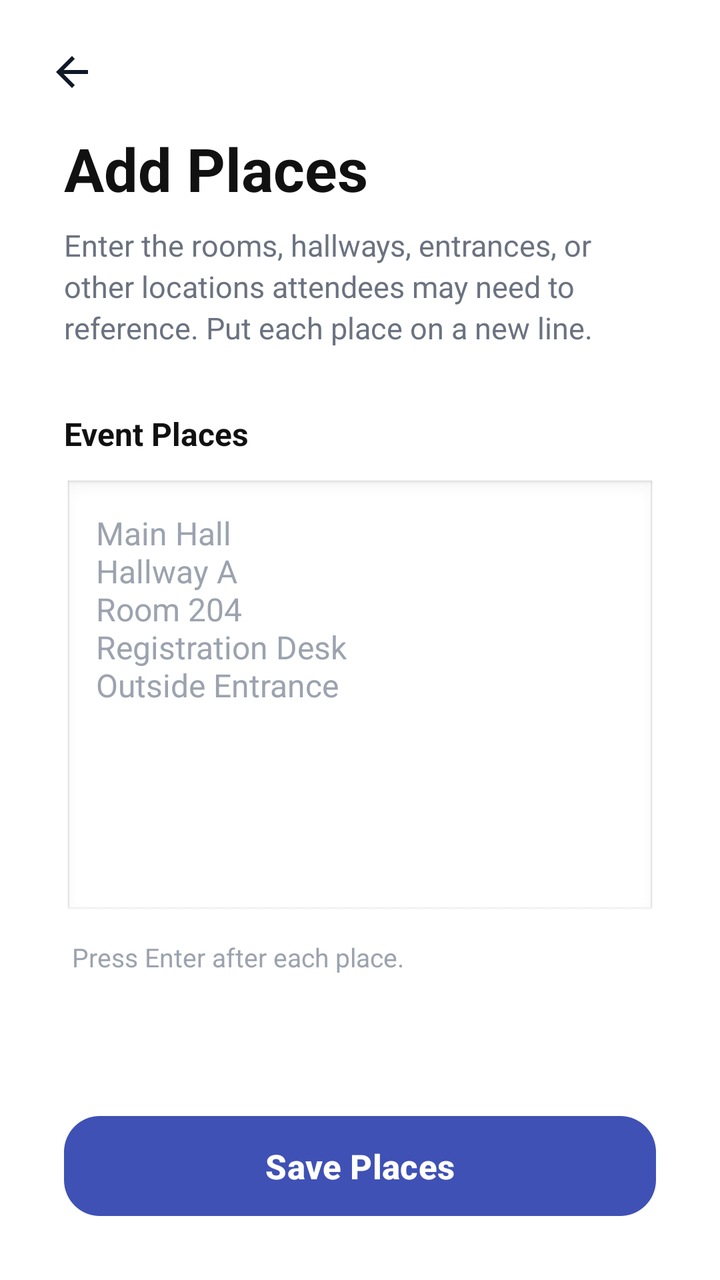
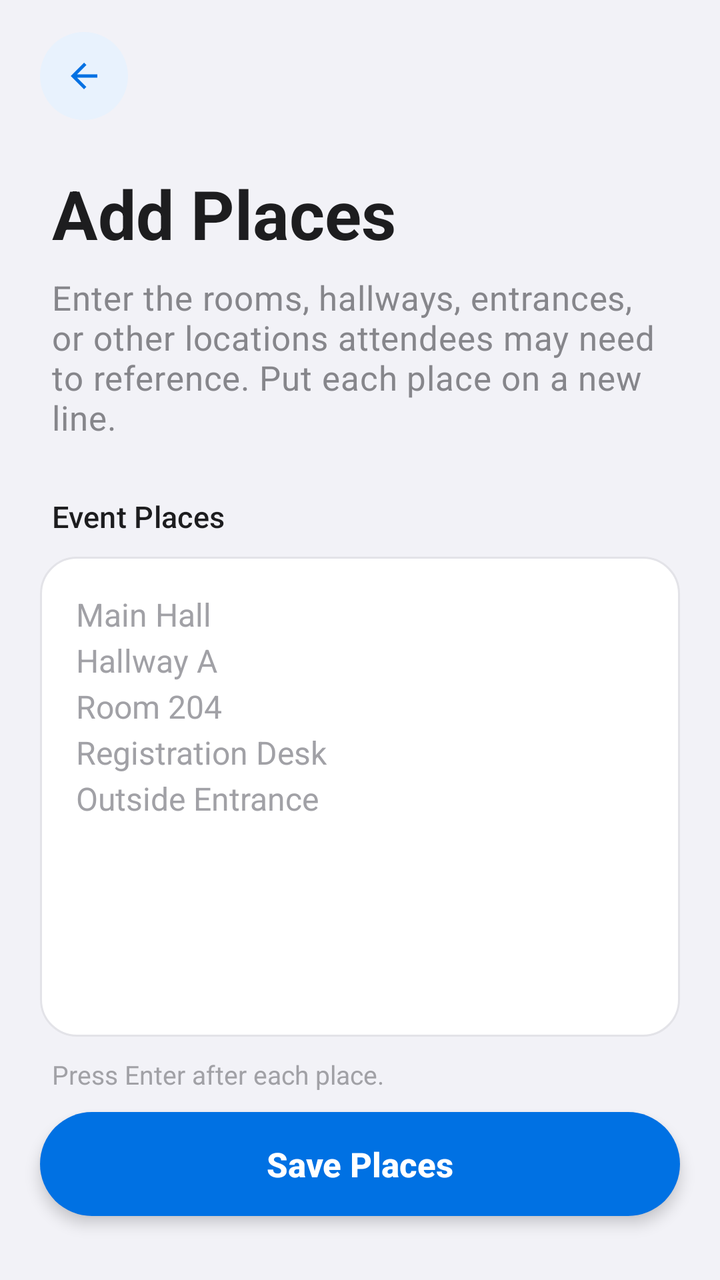

Screens rendered from an Android XML layout before and after an edit, with the pre-edit source and the edit as a unified diff.
<!-- AndroidManifest.xml: application theme Theme.FirstLink -->
<!-- res/layout/after_add_places_clicked.xml -->
<?xml version="1.0" encoding="utf-8"?>
<androidx.constraintlayout.widget.ConstraintLayout
    xmlns:android="http://schemas.android.com/apk/res/android"
    xmlns:app="http://schemas.android.com/apk/res-auto"
    xmlns:tools="http://schemas.android.com/tools"
    android:id="@+id/add_places_admin"
    android:layout_width="match_parent"
    android:layout_height="match_parent"
    android:background="#FFFFFF"
    tools:context=".MainActivity">

    <ImageButton
        android:id="@+id/back_button"
        android:layout_width="48dp"
        android:layout_height="48dp"
        android:layout_marginStart="12dp"
        android:layout_marginTop="12dp"
        android:background="?attr/selectableItemBackgroundBorderless"
        android:contentDescription="Back"
        android:src="@drawable/ic_back"
        app:layout_constraintStart_toStartOf="parent"
        app:layout_constraintTop_toTopOf="parent" />

    <TextView
        android:id="@+id/title"
        android:layout_width="wrap_content"
        android:layout_height="wrap_content"
        android:layout_marginStart="32dp"
        android:layout_marginTop="64dp"
        android:text="Add Places"
        android:textColor="#111111"
        android:textSize="30sp"
        android:textStyle="bold"
        app:layout_constraintStart_toStartOf="parent"
        app:layout_constraintTop_toTopOf="parent" />

    <TextView
        android:id="@+id/subtitle"
        android:layout_width="0dp"
        android:layout_height="wrap_content"
        android:layout_marginTop="8dp"
        android:layout_marginEnd="32dp"
        android:lineSpacingExtra="3dp"
        android:text="Enter the rooms, hallways, entrances, or other locations attendees may need to reference. Put each place on a new line."
        android:textColor="#6B7280"
        android:textSize="15sp"
        app:layout_constraintStart_toStartOf="@id/title"
        app:layout_constraintEnd_toEndOf="parent"
        app:layout_constraintTop_toBottomOf="@id/title" />

    <TextView
        android:id="@+id/places_label"
        android:layout_width="wrap_content"
        android:layout_height="wrap_content"
        android:layout_marginTop="32dp"
        android:text="Event Places"
        android:textColor="#111111"
        android:textSize="16sp"
        android:textStyle="bold"
        app:layout_constraintStart_toStartOf="@id/title"
        app:layout_constraintTop_toBottomOf="@id/subtitle" />

    <EditText
        android:id="@+id/places_added"
        android:layout_width="0dp"
        android:layout_height="220dp"
        android:layout_marginStart="32dp"
        android:layout_marginTop="12dp"
        android:layout_marginEnd="32dp"
        android:background="@android:drawable/edit_text"
        android:gravity="top|start"
        android:hint="Main Hall&#10;Hallway A&#10;Room 204&#10;Registration Desk&#10;Outside Entrance"
        android:inputType="textCapSentences|textMultiLine"
        android:padding="16dp"
        android:scrollbars="vertical"
        android:textColor="#111111"
        android:textColorHint="#9CA3AF"
        android:textSize="16sp"
        app:layout_constraintStart_toStartOf="parent"
        app:layout_constraintEnd_toEndOf="parent"
        app:layout_constraintTop_toBottomOf="@id/places_label" />

    <TextView
        android:id="@+id/helper_text"
        android:layout_width="0dp"
        android:layout_height="wrap_content"
        android:layout_marginStart="36dp"
        android:layout_marginTop="10dp"
        android:layout_marginEnd="36dp"
        android:text="Press Enter after each place."
        android:textColor="#9CA3AF"
        android:textSize="13sp"
        app:layout_constraintStart_toStartOf="parent"
        app:layout_constraintEnd_toEndOf="parent"
        app:layout_constraintTop_toBottomOf="@id/places_added" />

    <com.google.android.material.button.MaterialButton
        android:id="@+id/saveButton"
        android:layout_width="0dp"
        android:layout_height="58dp"
        android:layout_marginStart="32dp"
        android:layout_marginEnd="32dp"
        android:layout_marginBottom="28dp"
        android:text="Save Places"
        android:textAllCaps="false"
        android:textSize="17sp"
        android:textStyle="bold"
        app:backgroundTint="#3F51B5"
        app:cornerRadius="18dp"
        app:layout_constraintBottom_toBottomOf="parent"
        app:layout_constraintStart_toStartOf="parent"
        app:layout_constraintEnd_toEndOf="parent" />

</androidx.constraintlayout.widget.ConstraintLayout>
<!-- resources referenced by this layout -->
<resources>
  <style name="Base.Theme.FirstLink" parent="Theme.Material3.DayNight.NoActionBar">
          
          
      </style>
  <!-- unchanged entries left out for length: 2 -->
</resources>

<!-- the commit's change to res/layout/after_add_places_clicked.xml (unified diff, before → after) -->
@@ -6,109 +6,102 @@
     android:id="@+id/add_places_admin"
     android:layout_width="match_parent"
     android:layout_height="match_parent"
-    android:background="#FFFFFF"
-    tools:context=".MainActivity">
+    android:background="@color/surface">
 
     <ImageButton
         android:id="@+id/back_button"
-        android:layout_width="48dp"
-        android:layout_height="48dp"
-        android:layout_marginStart="12dp"
-        android:layout_marginTop="12dp"
-        android:background="?attr/selectableItemBackgroundBorderless"
+        style="@style/Widget.FirstLink.BackButton"
+        android:layout_width="44dp"
+        android:layout_height="44dp"
+        android:layout_marginStart="20dp"
+        android:layout_marginTop="16dp"
         android:contentDescription="Back"
         android:src="@drawable/ic_back"
         app:layout_constraintStart_toStartOf="parent"
         app:layout_constraintTop_toTopOf="parent" />
 
+    
     <TextView
         android:id="@+id/title"
+        style="@style/TextAppearance.FirstLink.PageTitle"
         android:layout_width="wrap_content"
         android:layout_height="wrap_content"
-        android:layout_marginStart="32dp"
-        android:layout_marginTop="64dp"
+        android:layout_marginStart="26dp"
+        android:layout_marginTop="24dp"
         android:text="Add Places"
-        android:textColor="#111111"
-        android:textSize="30sp"
-        android:textStyle="bold"
         app:layout_constraintStart_toStartOf="parent"
-        app:layout_constraintTop_toTopOf="parent" />
+        app:layout_constraintTop_toBottomOf="@id/back_button" />
 
     <TextView
         android:id="@+id/subtitle"
+        style="@style/TextAppearance.FirstLink.PageSubtitle"
         android:layout_width="0dp"
         android:layout_height="wrap_content"
         android:layout_marginTop="8dp"
-        android:layout_marginEnd="32dp"
-        android:lineSpacingExtra="3dp"
+        android:layout_marginEnd="26dp"
         android:text="Enter the rooms, hallways, entrances, or other locations attendees may need to reference. Put each place on a new line."
-        android:textColor="#6B7280"
-        android:textSize="15sp"
+        app:layout_constraintEnd_toEndOf="parent"
         app:layout_constraintStart_toStartOf="@id/title"
-        app:layout_constraintEnd_toEndOf="parent"
         app:layout_constraintTop_toBottomOf="@id/title" />
 
     <TextView
         android:id="@+id/places_label"
+        style="@style/TextAppearance.FirstLink.FieldLabel"
         android:layout_width="wrap_content"
         android:layout_height="wrap_content"
-        android:layout_marginTop="32dp"
+        android:layout_marginTop="28dp"
         android:text="Event Places"
-        android:textColor="#111111"
-        android:textSize="16sp"
-        android:textStyle="bold"
         app:layout_constraintStart_toStartOf="@id/title"
         app:layout_constraintTop_toBottomOf="@id/subtitle" />
 
     <EditText
         android:id="@+id/places_added"
         android:layout_width="0dp"
-        android:layout_height="220dp"
-        android:layout_marginStart="32dp"
-        android:layout_marginTop="12dp"
-        android:layout_marginEnd="32dp"
-        android:background="@android:drawable/edit_text"
+        android:layout_height="240dp"
+        android:layout_marginStart="20dp"
+        android:layout_marginTop="10dp"
+        android:layout_marginEnd="20dp"
+        android:background="@drawable/bg_input_field"
         android:gravity="top|start"
         android:hint="Main Hall&#10;Hallway A&#10;Room 204&#10;Registration Desk&#10;Outside Entrance"
         android:inputType="textCapSentences|textMultiLine"
-        android:padding="16dp"
+        android:lineSpacingExtra="4dp"
+        android:padding="18dp"
         android:scrollbars="vertical"
-        android:textColor="#111111"
-        android:textColorHint="#9CA3AF"
+        android:textColor="@color/text_primary"
+        android:textColorHint="@color/text_hint"
         android:textSize="16sp"
+        app:layout_constraintEnd_toEndOf="parent"
         app:layout_constraintStart_toStartOf="parent"
-        app:layout_constraintEnd_toEndOf="parent"
         app:layout_constraintTop_toBottomOf="@id/places_label" />
 
     <TextView
         android:id="@+id/helper_text"
         android:layout_width="0dp"
         android:layout_height="wrap_content"
-        android:layout_marginStart="36dp"
+        android:layout_marginStart="26dp"
         android:layout_marginTop="10dp"
-        android:layout_marginEnd="36dp"
+        android:layout_marginEnd="26dp"
         android:text="Press Enter after each place."
-        android:textColor="#9CA3AF"
+        android:textColor="@color/text_hint"
         android:textSize="13sp"
+        app:layout_constraintEnd_toEndOf="parent"
         app:layout_constraintStart_toStartOf="parent"
-        app:layout_constraintEnd_toEndOf="parent"
         app:layout_constraintTop_toBottomOf="@id/places_added" />
 
     <com.google.android.material.button.MaterialButton
         android:id="@+id/saveButton"
+        style="@style/Widget.FirstLink.Button.Primary"
         android:layout_width="0dp"
-        android:layout_height="58dp"
-        android:layout_marginStart="32dp"
-        android:layout_marginEnd="32dp"
+        android:layout_height="60dp"
+        android:layout_marginStart="20dp"
+        android:layout_marginEnd="20dp"
         android:layout_marginBottom="28dp"
         android:text="Save Places"
-        android:textAllCaps="false"
         android:textSize="17sp"
         android:textStyle="bold"
-        app:backgroundTint="#3F51B5"
-        app:cornerRadius="18dp"
         app:layout_constraintBottom_toBottomOf="parent"
-        app:layout_constraintStart_toStartOf="parent"
-        app:layout_constraintEnd_toEndOf="parent" />
+        app:layout_constraintEnd_toEndOf="parent"
+        app:layout_constraintStart_toStartOf="parent" />
 
 </androidx.constraintlayout.widget.ConstraintLayout>
<!-- resource entries referenced after the edit -->
@@ -1,9 +1,156 @@
 <!-- resources referenced by this layout -->
 <resources>
+  <color name="surface">#F2F2F7</color>
+  <color name="text_hint">#A1A1A6</color>
+  <color name="text_primary">#1D1D1F</color>
+  <!-- drawable bg_input_field (drawable) -->
+  <?xml version="1.0" encoding="utf-8"?>
+  <shape xmlns:android="http://schemas.android.com/apk/res/android"
+      android:shape="rectangle">
+      <corners android:radius="18dp" />
+      <solid android:color="@color/surface_alt" />
+      <stroke
+          android:width="1dp"
+          android:color="@color/border_light" />
+  </shape>
+  <style name="TextAppearance.FirstLink.FieldLabel" parent="TextAppearance.Material3.LabelLarge">
+          <item name="android:textSize">15sp</item>
+          <item name="android:fontFamily">sans-serif-medium</item>
+          <item name="android:textColor">@color/text_primary</item>
+      </style>
+  <style name="TextAppearance.FirstLink.PageSubtitle" parent="TextAppearance.Material3.BodyMedium">
+          <item name="android:textSize">17sp</item>
+          <item name="android:textColor">@color/text_secondary</item>
+          <item name="android:lineSpacingMultiplier">1.45</item>
+      </style>
+  <style name="TextAppearance.FirstLink.PageTitle" parent="TextAppearance.Material3.HeadlineSmall">
+          <item name="android:textSize">34sp</item>
+          <item name="android:textStyle">bold</item>
+          <item name="android:textColor">@color/text_primary</item>
+          <item name="android:lineSpacingMultiplier">1.1</item>
+      </style>
+  <style name="Widget.FirstLink.BackButton" parent="">
+          <item name="android:background">@drawable/bg_circle_brand_soft</item>
+          <item name="android:foreground">?attr/selectableItemBackgroundBorderless</item>
+          <item name="android:padding">12dp</item>
+          <item name="android:scaleType">fitCenter</item>
+          <item name="android:tint">@color/brand_primary</item>
+      </style>
+  <style name="Widget.FirstLink.Button.Primary" parent="Widget.FirstLink.Button">
+          <item name="backgroundTint">@color/brand_primary</item>
+          <item name="android:textColor">@color/white</item>
+          <item name="android:elevation">4dp</item>
+          <item name="elevation">4dp</item>
+          <item name="android:outlineSpotShadowColor" tools:targetApi="p">@color/brand_glow</item>
+          <item name="android:outlineAmbientShadowColor" tools:targetApi="p">@color/brand_glow</item>
+      </style>
+  <color name="surface_alt">#FFFFFF</color>
+  <color name="border_light">#E3E3E8</color>
+  <color name="text_secondary">#86868B</color>
+  <!-- drawable bg_circle_brand_soft (drawable) -->
+  <?xml version="1.0" encoding="utf-8"?>
+  <shape xmlns:android="http://schemas.android.com/apk/res/android"
+      android:shape="oval">
+      <solid android:color="@color/brand_primary_container" />
+  </shape>
+  <color name="brand_primary">#0071E3</color>
+  <style name="Widget.FirstLink.Button" parent="Widget.Material3.Button">
+          <item name="android:stateListAnimator">@animator/button_press_feedback</item>
+          <item name="android:textAllCaps">false</item>
+          <item name="android:letterSpacing">0</item>
+          <item name="shapeAppearanceOverlay">@style/ShapeAppearance.FirstLink.Pill</item>
+          <item name="strokeWidth">0dp</item>
+      </style>
+  <color name="white">#FFFFFFFF</color>
+  <color name="brand_glow">#1D1D1F</color>
   <style name="Base.Theme.FirstLink" parent="Theme.Material3.DayNight.NoActionBar">
+          <item name="colorPrimary">@color/brand_primary</item>
+          <item name="colorOnPrimary">@color/white</item>
+          <item name="colorPrimaryContainer">@color/brand_primary_container</item>
+          <item name="colorOnPrimaryContainer">@color/brand_on_primary_container</item>
+  
+          <item name="colorSecondary">@color/brand_primary</item>
+          <item name="colorOnSecondary">@color/white</item>
+  
+          <item name="colorError">@color/danger</item>
+          <item name="colorOnError">@color/white</item>
+  
+          <item name="android:colorBackground">@color/surface</item>
+          <item name="colorOnBackground">@color/text_primary</item>
+          <item name="colorSurface">@color/surface</item>
+          <item name="colorOnSurface">@color/text_primary</item>
+          <item name="colorOutline">@color/border_light</item>
           
+          <item name="elevationOverlayEnabled">false</item>
+  
+          <item name="android:statusBarColor">@color/surface</item>
+          <item name="android:navigationBarColor">@color/surface</item>
+          <item name="android:windowLightStatusBar">true</item>
+  
+          <item name="shapeAppearanceSmallComponent">@style/ShapeAppearance.FirstLink.Small</item>
+          <item name="shapeAppearanceMediumComponent">@style/ShapeAppearance.FirstLink.Medium</item>
+          <item name="shapeAppearanceLargeComponent">@style/ShapeAppearance.FirstLink.Large</item>
+  
           
+          <item name="materialButtonStyle">@style/Widget.FirstLink.Button.Primary</item>
+  
+          
+          <item name="android:windowAnimationStyle">@style/WindowAnimation.FirstLink</item>
+  
+          <item name="materialAlertDialogTheme">@style/ThemeOverlay.FirstLink.Dialog</item>
       </style>
+  <color name="brand_primary_container">#E8F2FD</color>
+  <style name="ShapeAppearance.FirstLink.Pill" parent="">
+          <item name="cornerFamily">rounded</item>
+          <item name="cornerSize">50%</item>
+      </style>
+  <color name="brand_on_primary_container">#0058B8</color>
+  <color name="danger">#D70015</color>
+  <style name="ShapeAppearance.FirstLink.Small" parent="ShapeAppearance.Material3.SmallComponent">
+          <item name="cornerSize">16dp</item>
+      </style>
+  <style name="ShapeAppearance.FirstLink.Medium" parent="ShapeAppearance.Material3.MediumComponent">
+          <item name="cornerSize">20dp</item>
+      </style>
+  <style name="ShapeAppearance.FirstLink.Large" parent="ShapeAppearance.Material3.LargeComponent">
+          <item name="cornerSize">28dp</item>
+      </style>
+  <style name="WindowAnimation.FirstLink" parent="@android:style/Animation.Activity">
+          <item name="android:activityOpenEnterAnimation">@anim/activity_open_enter</item>
+          <item name="android:activityOpenExitAnimation">@anim/activity_open_exit</item>
+          <item name="android:activityCloseEnterAnimation">@anim/activity_close_enter</item>
+          <item name="android:activityCloseExitAnimation">@anim/activity_close_exit</item>
+      </style>
+  <style name="ThemeOverlay.FirstLink.Dialog" parent="ThemeOverlay.Material3.MaterialAlertDialog">
+          <item name="colorSurface">@color/dialog_glass_surface</item>
+          <item name="colorSurfaceContainerHigh">@color/dialog_glass_surface</item>
+          <item name="android:backgroundDimAmount">0.32</item>
+          <item name="colorOnSurface">@color/text_primary</item>
+          <item name="colorOnSurfaceVariant">@color/text_body</item>
+          <item name="shapeAppearanceCornerLarge">@style/ShapeAppearance.FirstLink.Large</item>
+          <item name="buttonBarPositiveButtonStyle">@style/Widget.FirstLink.Button.Dialog.Positive</item>
+          <item name="buttonBarNegativeButtonStyle">@style/Widget.FirstLink.Button.Dialog.Negative</item>
+          <item name="buttonBarNeutralButtonStyle">@style/Widget.FirstLink.Button.Dialog.Negative</item>
+      </style>
+  <color name="dialog_glass_surface">#F2FFFFFF</color>
+  <color name="text_body">#424245</color>
+  <style name="Widget.FirstLink.Button.Dialog.Positive">
+          <item name="backgroundTint">@color/brand_primary</item>
+          <item name="android:textColor">@color/white</item>
+          <item name="android:elevation">4dp</item>
+          <item name="elevation">4dp</item>
+          <item name="android:outlineSpotShadowColor" tools:targetApi="p">@color/brand_glow</item>
+          <item name="android:outlineAmbientShadowColor" tools:targetApi="p">@color/brand_glow</item>
+      </style>
+  <style name="Widget.FirstLink.Button.Dialog.Negative">
+          <item name="backgroundTint">@color/glass_fill</item>
+          <item name="android:textColor">@color/text_body</item>
+          <item name="android:elevation">0dp</item>
+          <item name="elevation">0dp</item>
+          <item name="rippleColor">@color/glass_ripple</item>
+      </style>
+  <color name="glass_fill">#E9E9EE</color>
+  <color name="glass_ripple">#DEDEE3</color>
   <!-- unchanged entries left out for length: 2 -->
 </resources>
 
